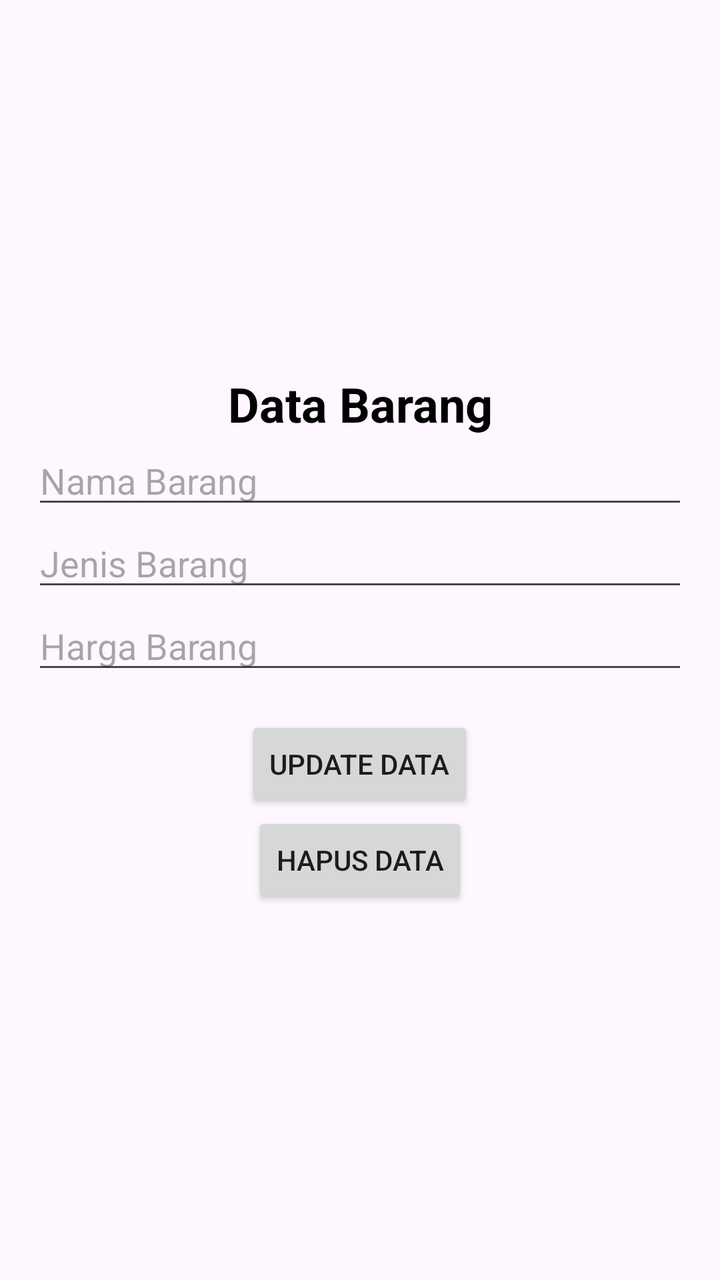
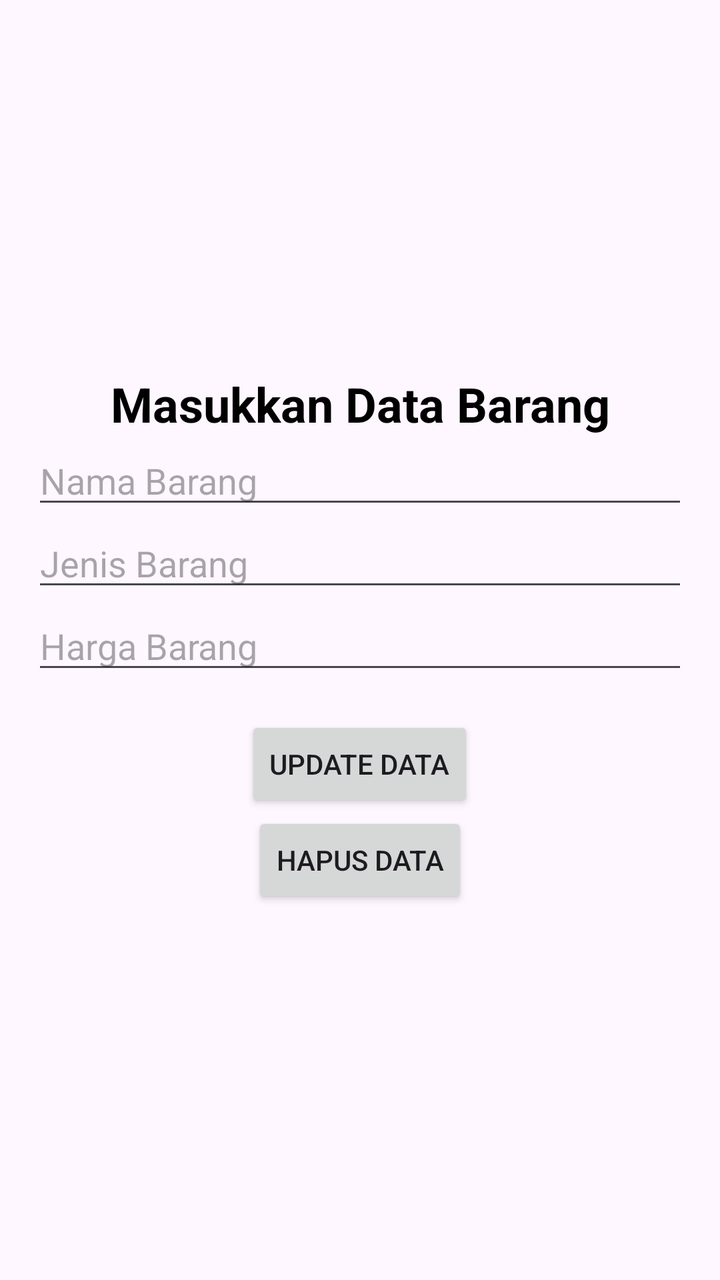

An Android layout rendered at two revisions. The XML below is the earlier revision; the diff shows what the commit changed to produce the second picture.
<!-- AndroidManifest.xml: activity theme Theme.PraktikumPMOB5 -->
<!-- res/layout/activity_detail.xml -->
<?xml version="1.0" encoding="utf-8"?>
<LinearLayout xmlns:android="http://schemas.android.com/apk/res/android"
    xmlns:app="http://schemas.android.com/apk/res-auto"
    xmlns:tools="http://schemas.android.com/tools"
    android:layout_width="match_parent"
    android:layout_height="match_parent"
    android:orientation="vertical"
    android:gravity="center"
    android:padding="16dp"
    tools:context=".DetailActivity">

    <TextView
        android:layout_width="match_parent"
        android:layout_height="wrap_content"
        android:text="Data Barang"
        android:gravity="center"
        android:textSize="24sp"
        android:textColor="@color/black"
        android:textStyle="bold"
        />
    <EditText
        android:id="@+id/etNama"
        android:layout_width="match_parent"
        android:hint="Nama Barang"
        android:layout_height="wrap_content"/>
    <EditText
        android:id="@+id/etJenis"
        android:layout_width="match_parent"
        android:hint="Jenis Barang"
        android:layout_height="wrap_content"/>
    <EditText
        android:id="@+id/etharga"
        android:layout_width="match_parent"
        android:hint="Harga Barang"
        android:layout_height="wrap_content"/>
    <Button
        android:id="@+id/btnUpdate"
        android:layout_marginTop="16dp"
        android:layout_width="wrap_content"
        android:layout_height="wrap_content"
        android:text="Update data"/>
    <Button
        android:id="@+id/btnDelete"
        android:layout_width="wrap_content"
        android:layout_height="wrap_content"
        android:text="Hapus data"/>
</LinearLayout>
<!-- resources referenced by this layout -->
<resources>
  <color name="black">#FF000000</color>
  <style name="Theme.PraktikumPMOB5" parent="Base.Theme.PraktikumPMOB5" />
  <style name="Base.Theme.PraktikumPMOB5" parent="Theme.Material3.DayNight.NoActionBar">
          
          
      </style>
</resources>

<!-- the commit's change to res/layout/activity_detail.xml (unified diff, before → after) -->
@@ -12,7 +12,7 @@
     <TextView
         android:layout_width="match_parent"
         android:layout_height="wrap_content"
-        android:text="Data Barang"
+        android:text="Masukkan Data Barang"
         android:gravity="center"
         android:textSize="24sp"
         android:textColor="@color/black"
